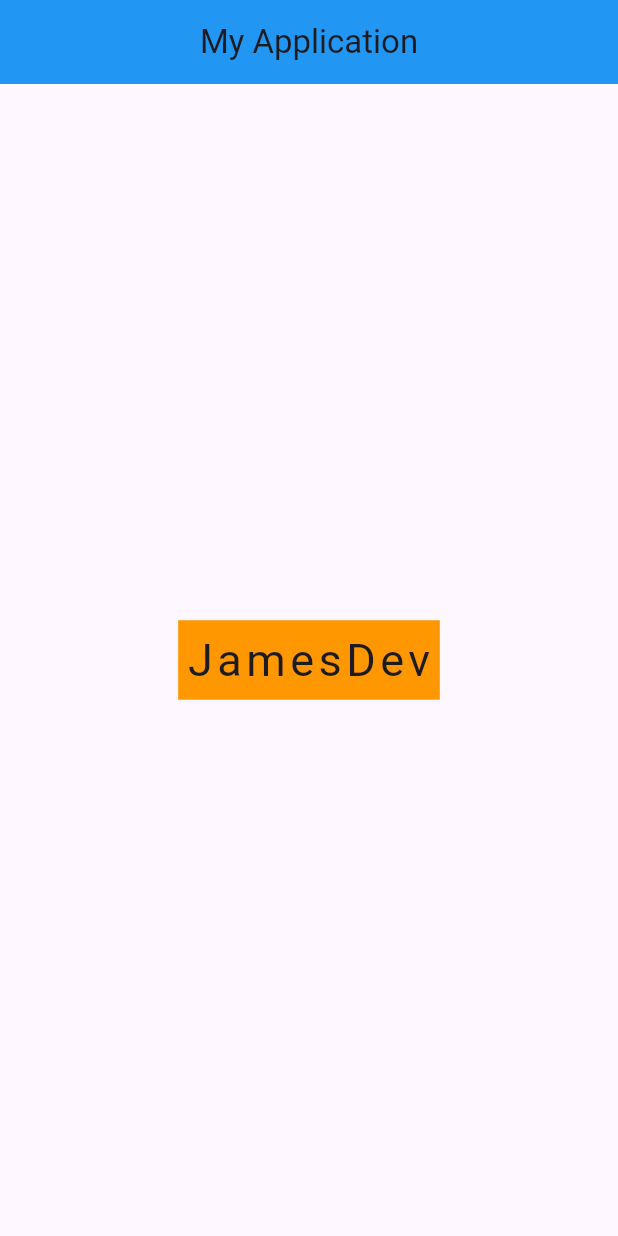
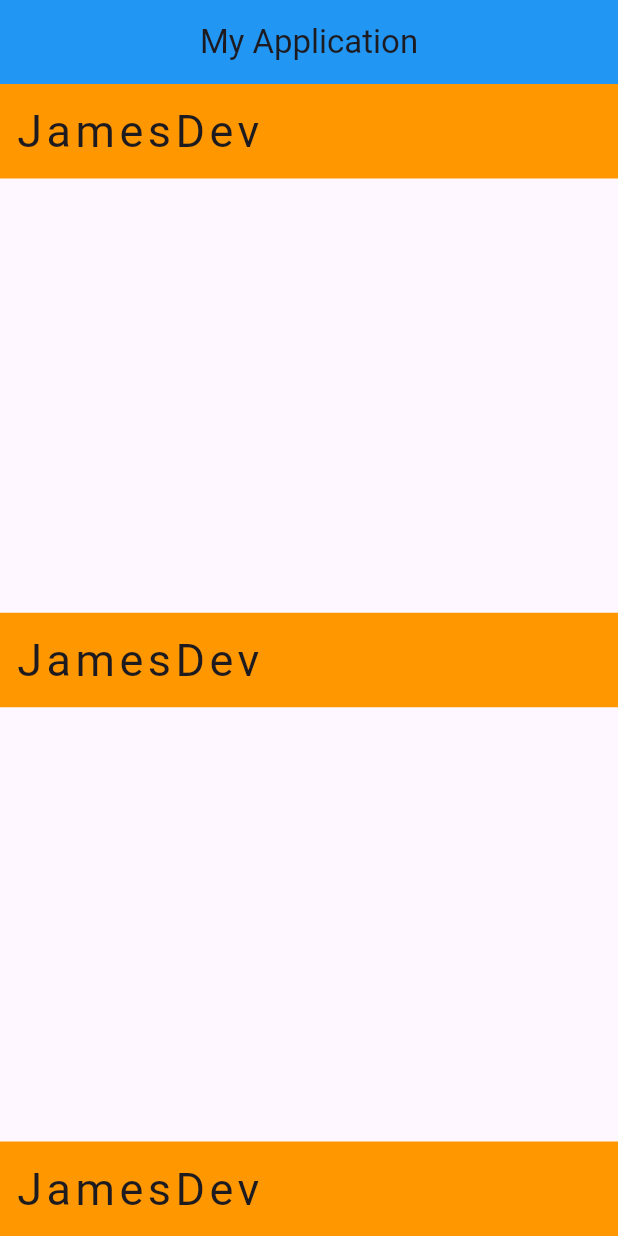
Before and after one commit to James28Dev/flutter-person-registry-kongruksiam-course, a Flutter app: the screen it shows after launch, on a phone screen of 412 x 824 dp. Run offline on Flutter 3.47's test engine with Material 3 defaults, Android fonts, the phone set to English and light mode, and no system bars.

Commit message:
Update the `Home` widget in `person_registry_app/lib/screens/home.dart` by replacing the single centered container with a column containing three styled containers and updating the padding.

```diff
--- a/person_registry_app/lib/screens/home.dart
+++ b/person_registry_app/lib/screens/home.dart
@@ -5,15 +5,35 @@ class Home extends StatelessWidget {
 
   @override
   Widget build(BuildContext context) {
-    return Center(
-      child: Container(
-        color: Colors.orange,
-        padding: const EdgeInsets.all(5),
-        child: const Text(
-          "JamesDev",
-          style: TextStyle(fontSize: 30, letterSpacing: 3),
+    return Column(
+      mainAxisAlignment: MainAxisAlignment.spaceBetween,
+      crossAxisAlignment: CrossAxisAlignment.stretch,
+      children: [
+        Container(
+          color: Colors.orange,
+          padding: const EdgeInsets.all(10),
+          child: const Text(
+            "JamesDev",
+            style: TextStyle(fontSize: 30, letterSpacing: 3),
+          ),
         ),
-      ),
+        Container(
+          color: Colors.orange,
+          padding: const EdgeInsets.all(10),
+          child: const Text(
+            "JamesDev",
+            style: TextStyle(fontSize: 30, letterSpacing: 3),
+          ),
+        ),
+        Container(
+          color: Colors.orange,
+          padding: const EdgeInsets.all(10),
+          child: const Text(
+            "JamesDev",
+            style: TextStyle(fontSize: 30, letterSpacing: 3),
+          ),
+        ),
+      ],
     );
   }
 }
```
